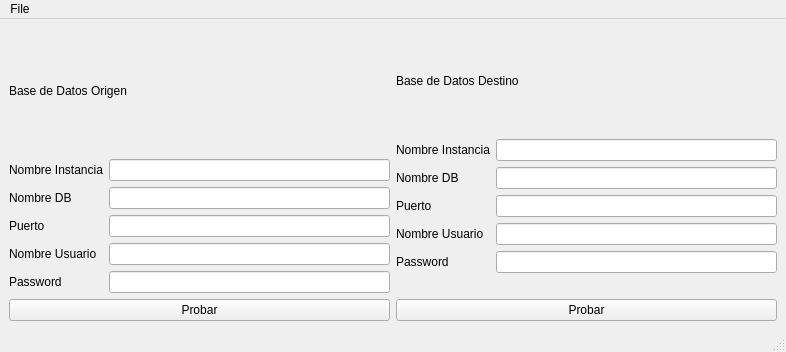
Qt form ui/Main.ui (mendoza/shiny-broccoli) before a commit.
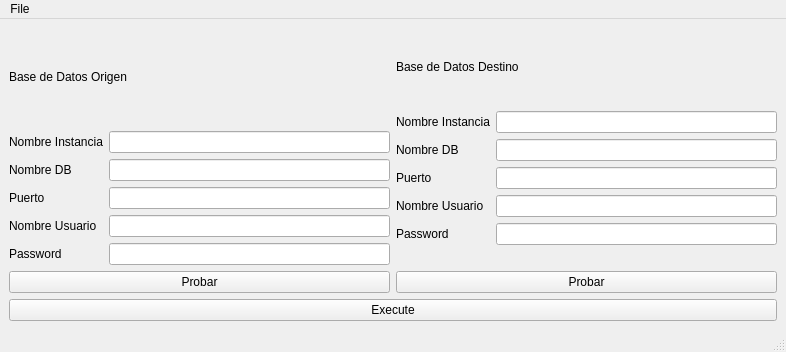
The same form after that commit. Icons and pictures are not drawn.

What changed in the file:
```diff
--- a/ui/Main.ui
+++ b/ui/Main.ui
@@ -176,6 +176,13 @@
       </item>
      </layout>
     </item>
+    <item>
+     <widget class="QPushButton" name="execute_botton">
+      <property name="text">
+       <string>Execute</string>
+      </property>
+     </widget>
+    </item>
    </layout>
   </widget>
   <widget class="QMenuBar" name="menubar">
```
Left out of the diff: 30 changed lines with no effect on the pictures.
